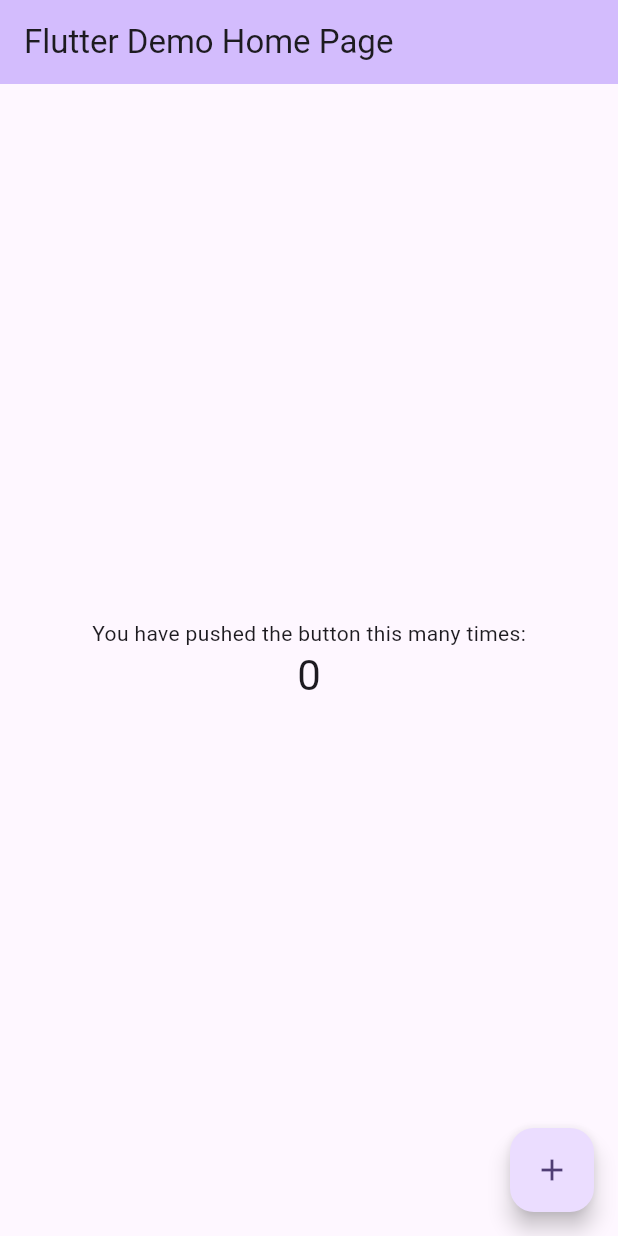
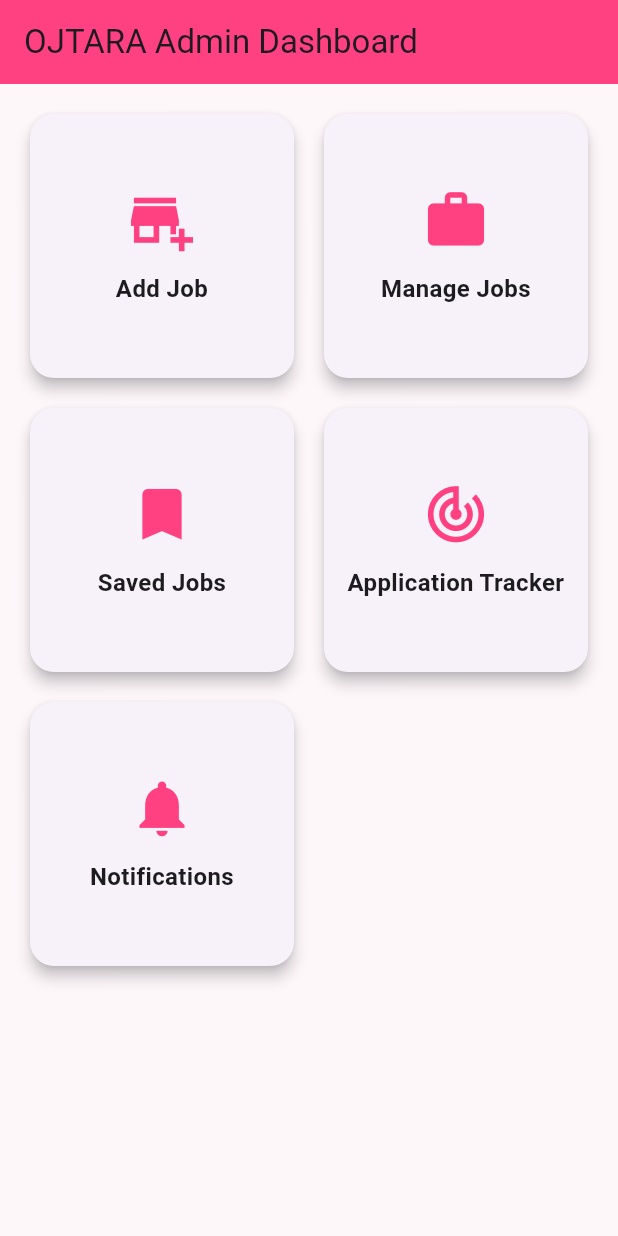
Before and after one commit to lesliemwamwa/ojtara_app, a Flutter app: the screen it shows after launch, on a phone screen of 412 x 824 dp. Run offline on Flutter 3.47's test engine with Material 3 defaults, Android fonts, the phone set to English and light mode, and no system bars.

Commit message:
add member 3 screens

```diff
--- a/lib/main.dart
+++ b/lib/main.dart
@@ -1,122 +1,23 @@
 import 'package:flutter/material.dart';
+import 'screens/admin_dashboard_screen.dart';
 
 void main() {
-  runApp(const MyApp());
+  runApp(const OjtaraApp());
 }
 
-class MyApp extends StatelessWidget {
-  const MyApp({super.key});
+class OjtaraApp extends StatelessWidget {
+  const OjtaraApp({super.key});
 
-  // This widget is the root of your application.
   @override
   Widget build(BuildContext context) {
     return MaterialApp(
-      title: 'Flutter Demo',
+      title: 'OJTARA',
+      debugShowCheckedModeBanner: false,
       theme: ThemeData(
-        // This is the theme of your application.
-        //
-        // TRY THIS: Try running your application with "flutter run". You'll see
-        // the application has a purple toolbar. Then, without quitting the app,
-        // try changing the seedColor in the colorScheme below to Colors.green
-        // and then invoke "hot reload" (save your changes or press the "hot
-        // reload" button in a Flutter-supported IDE, or press "r" if you used
-        // the command line to start the app).
-        //
-        // Notice that the counter didn't reset back to zero; the application
-        // state is not lost during the reload. To reset the state, use hot
-        // restart instead.
-        //
-        // This works for code too, not just values: Most code changes can be
-        // tested with just a hot reload.
-        colorScheme: .fromSeed(seedColor: Colors.deepPurple),
+        primarySwatch: Colors.pink,
+        scaffoldBackgroundColor: const Color(0xFFFDF7FA),
       ),
-      home: const MyHomePage(title: 'Flutter Demo Home Page'),
+      home: const AdminDashboardScreen(),
     );
   }
 }
-
-class MyHomePage extends StatefulWidget {
-  const MyHomePage({super.key, required this.title});
-
-  // This widget is the home page of your application. It is stateful, meaning
-  // that it has a State object (defined below) that contains fields that affect
-  // how it looks.
-
-  // This class is the configuration for the state. It holds the values (in this
-  // case the title) provided by the parent (in this case the App widget) and
-  // used by the build method of the State. Fields in a Widget subclass are
-  // always marked "final".
-
-  final String title;
-
-  @override
-  State<MyHomePage> createState() => _MyHomePageState();
-}
-
-class _MyHomePageState extends State<MyHomePage> {
-  int _counter = 0;
-
-  void _incrementCounter() {
-    setState(() {
-      // This call to setState tells the Flutter framework that something has
-      // changed in this State, which causes it to rerun the build method below
-      // so that the display can reflect the updated values. If we changed
-      // _counter without calling setState(), then the build method would not be
-      // called again, and so nothing would appear to happen.
-      _counter++;
-    });
-  }
-
-  @override
-  Widget build(BuildContext context) {
-    // This method is rerun every time setState is called, for instance as done
-    // by the _incrementCounter method above.
-    //
-    // The Flutter framework has been optimized to make rerunning build methods
-    // fast, so that you can just rebuild anything that needs updating rather
-    // than having to individually change instances of widgets.
-    return Scaffold(
-      appBar: AppBar(
-        // TRY THIS: Try changing the color here to a specific color (to
-        // Colors.amber, perhaps?) and trigger a hot reload to see the AppBar
-        // change color while the other colors stay the same.
-        backgroundColor: Theme.of(context).colorScheme.inversePrimary,
-        // Here we take the value from the MyHomePage object that was created by
-        // the App.build method, and use it to set our appbar title.
-        title: Text(widget.title),
-      ),
-      body: Center(
-        // Center is a layout widget. It takes a single child and positions it
-        // in the middle of the parent.
-        child: Column(
-          // Column is also a layout widget. It takes a list of children and
-          // arranges them vertically. By default, it sizes itself to fit its
-          // children horizontally, and tries to be as tall as its parent.
-          //
-          // Column has various properties to control how it sizes itself and
-          // how it positions its children. Here we use mainAxisAlignment to
-          // center the children vertically; the main axis here is the vertical
-          // axis because Columns are vertical (the cross axis would be
-          // horizontal).
-          //
-          // TRY THIS: Invoke "debug painting" (choose the "Toggle Debug Paint"
-          // action in the IDE, or press "p" in the console), to see the
-          // wireframe for each widget.
-          mainAxisAlignment: .center,
-          children: [
-            const Text('You have pushed the button this many times:'),
-            Text(
-              '$_counter',
-              style: Theme.of(context).textTheme.headlineMedium,
-            ),
-          ],
-        ),
-      ),
-      floatingActionButton: FloatingActionButton(
-        onPressed: _incrementCounter,
-        tooltip: 'Increment',
-        child: const Icon(Icons.add),
-      ),
-    );
-  }
-}
--- /dev/null
+++ b/lib/screens/admin_dashboard_screen.dart
@@ -0,0 +1,100 @@
+import 'package:flutter/material.dart';
+
+import 'add_job_screen.dart';
+import 'manage_jobs_screen.dart';
+import 'saved_jobs_screen.dart';
+import 'application_tracker_screen.dart';
+import 'notification_screen.dart';
+
+class AdminDashboardScreen extends StatelessWidget {
+  const AdminDashboardScreen({super.key});
+
+  void openScreen(BuildContext context, Widget screen) {
+    Navigator.push(
+      context,
+      MaterialPageRoute(builder: (context) => screen),
+    );
+  }
+
+  Widget dashboardCard(
+    BuildContext context, {
+    required String title,
+    required IconData icon,
+    required Widget screen,
+  }) {
+    return InkWell(
+      onTap: () => openScreen(context, screen),
+      child: Card(
+        elevation: 4,
+        shape: RoundedRectangleBorder(
+          borderRadius: BorderRadius.circular(16),
+        ),
+        child: Column(
+          mainAxisAlignment: MainAxisAlignment.center,
+          children: [
+            Icon(icon, size: 45, color: Colors.pinkAccent),
+            const SizedBox(height: 12),
+            Text(
+              title,
+              textAlign: TextAlign.center,
+              style: const TextStyle(
+                fontSize: 16,
+                fontWeight: FontWeight.bold,
+              ),
+            ),
+          ],
+        ),
+      ),
+    );
+  }
+
+  @override
+  Widget build(BuildContext context) {
+    return Scaffold(
+      appBar: AppBar(
+        title: const Text('OJTARA Admin Dashboard'),
+        backgroundColor: Colors.pinkAccent,
+      ),
+      body: Padding(
+        padding: const EdgeInsets.all(16),
+        child: GridView.count(
+          crossAxisCount: 2,
+          crossAxisSpacing: 12,
+          mainAxisSpacing: 12,
+          children: [
+            dashboardCard(
+              context,
+              title: 'Add Job',
+              icon: Icons.add_business,
+              screen: const AddJobScreen(),
+            ),
+            dashboardCard(
+              context,
+              title: 'Manage Jobs',
+              icon: Icons.work,
+              screen: const ManageJobsScreen(),
+            ),
+            dashboardCard(
+              context,
+              title: 'Saved Jobs',
+              icon: Icons.bookmark,
+              screen: const SavedJobsScreen(),
+            ),
+            dashboardCard(
+              context,
+              title: 'Application Tracker',
+              icon: Icons.track_changes,
+              screen: const ApplicationTrackerScreen(),
+            ),
+            dashboardCard(
+              context,
+              title: 'Notifications',
+              icon: Icons.notifications,
+              screen: const NotificationScreen(),
+            ),
+          ],
+        ),
+      ),
+    );
+  }
+}
--- /dev/null
+++ b/lib/screens/notification_screen.dart
@@ -0,0 +1,46 @@
+import 'package:flutter/material.dart';
+
+class NotificationScreen extends StatelessWidget {
+  const NotificationScreen({super.key});
+
+  @override
+  Widget build(BuildContext context) {
+    final notifications = [
+      {
+        'title': 'New Job Match',
+        'message': 'A new Senior Frontend Developer opportunity matches your profile.',
+      },
+      {
+        'title': 'Application Update',
+        'message': 'Your application is now under review.',
+      },
+      {
+        'title': 'Interview Notice',
+        'message': 'An interview schedule has been posted for one of your applications.',
+      },
+    ];
+
+    return Scaffold(
+      appBar: AppBar(
+        title: const Text('Notifications'),
+        backgroundColor: Colors.pinkAccent,
+      ),
+      body: ListView.builder(
+        padding: const EdgeInsets.all(16),
+        itemCount: notifications.length,
+        itemBuilder: (context, index) {
+          final notification = notifications[index];
+
+          return Card(
+            margin: const EdgeInsets.only(bottom: 12),
+            child: ListTile(
+              leading: const Icon(Icons.notifications, color: Colors.pinkAccent),
+              title: Text(notification['title']!),
+              subtitle: Text(notification['message']!),
+            ),
+          );
+        },
+      ),
+    );
+  }
+}
```
Also changed, not shown: lib/screens/add_job_screen.dart (added, +86 -0 lines), lib/screens/application_tracker_screen.dart (added, +53 -0 lines), lib/screens/manage_jobs_screen.dart (added, +61 -0 lines), lib/screens/saved_jobs_screen.dart (added, +48 -0 lines), 1 other file.
